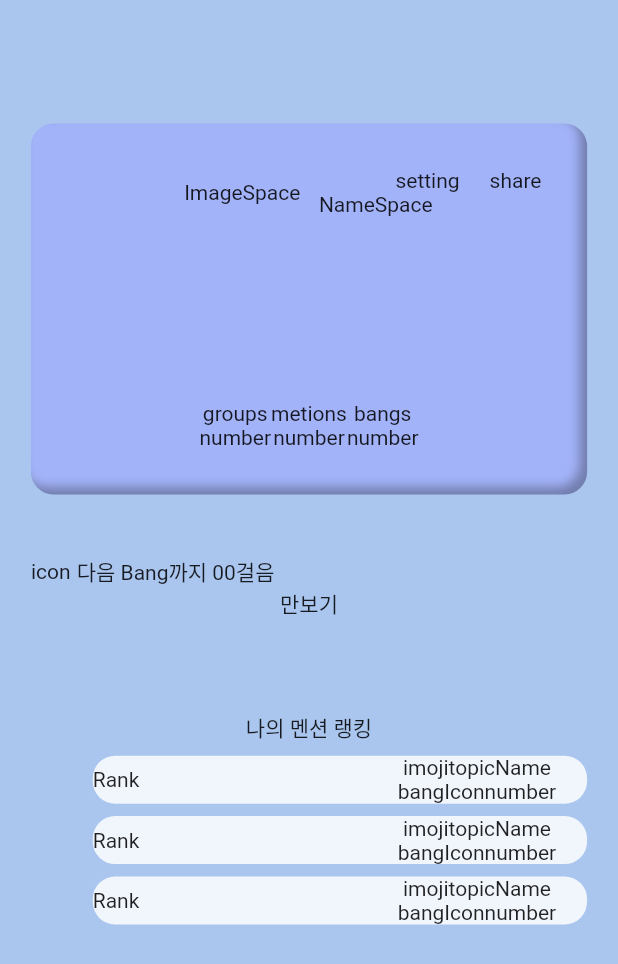
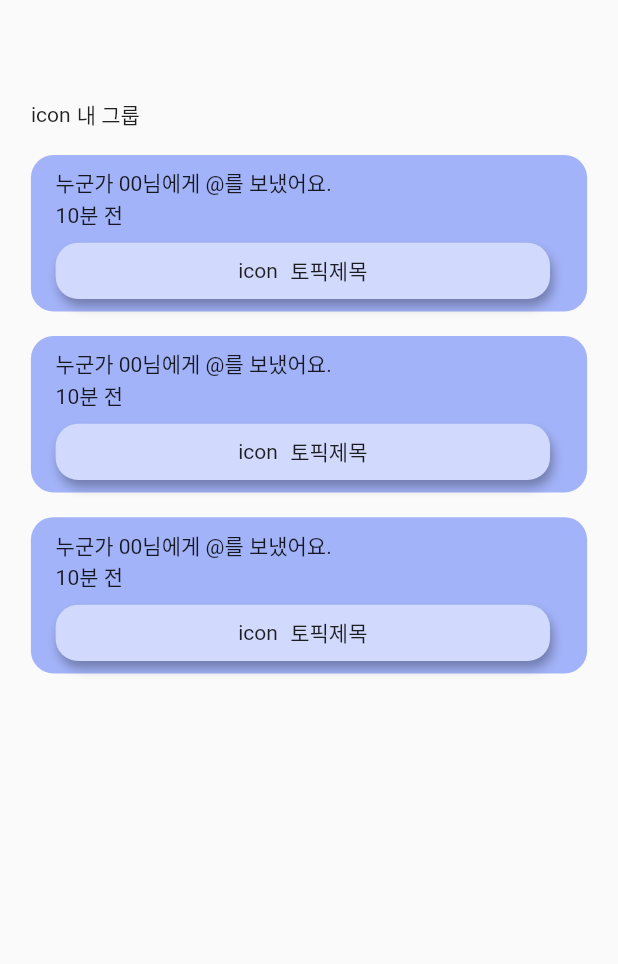
Before and after one commit to ukknown/Mention, a Flutter app: the screen it shows after launch, on a phone screen of 412 x 824 dp. Shown: the top 964 px of the screen. Run offline on Flutter 3.47's test engine with Material 2 defaults, Android fonts, the light colour scheme and no system bars; our stand-ins replace flutter_inset_box_shadow.

Commit message:
[front] feat : 프로필 부속 페이지 그룹 리스트 페이지 추가 / 알림 페이지 추가 / 반복 부분 widget으로 분리

```diff
--- a/app/lib/main.dart
+++ b/app/lib/main.dart
@@ -1,4 +1,7 @@
-import 'package:app/screens/profile_screen.dart';
+// import 'package:app/screens/group_list.dart';
+import 'package:app/screens/notice_page.dart';
+// import 'package:app/screens/received_mentions.dart';
+// import 'package:app/screens/profile_screen.dart';
 import 'package:flutter/material.dart';
 
 void main() {
@@ -11,7 +14,7 @@ class Mention extends StatelessWidget {
   @override
   Widget build(BuildContext context) {
     return const MaterialApp(
-      home: ProfilePage(),
+      home: NoticePage(),
     );
   }
 }
--- /dev/null
+++ b/app/lib/screens/notice_page.dart
@@ -0,0 +1,44 @@
+import 'package:app/widgets/notice_box.dart';
+import 'package:flutter/material.dart';
+
+class NoticePage extends StatelessWidget {
+  const NoticePage({super.key});
+
+  @override
+  Widget build(BuildContext context) {
+    final screenWidth = MediaQuery.of(context).size.width;
+    final screenHeight = MediaQuery.of(context).size.height;
+
+    return Scaffold(
+      body: Center(
+        child: Padding(
+          padding: EdgeInsets.symmetric(
+            horizontal: screenWidth * 0.05,
+          ),
+          child: Column(
+            crossAxisAlignment: CrossAxisAlignment.start,
+            children: [
+              SizedBox(
+                height: screenHeight * 0.08,
+              ),
+              Row(
+                children: [
+                  const Text("icon"),
+                  SizedBox(
+                    width: screenWidth * 0.01,
+                  ),
+                  const Text("내 그룹"),
+                ],
+              ),
+              SizedBox(
+                height: screenHeight * 0.01,
+              ),
+              for (var i in [1, 2, 3])
+                NoticeBox(screenWidth: screenWidth, screenHeight: screenHeight)
+            ],
+          ),
+        ),
+      ),
+    );
+  }
+}
--- a/app/lib/screens/profile_screen.dart
+++ b/app/lib/screens/profile_screen.dart
@@ -1,3 +1,4 @@
+import 'package:app/widgets/rank_slot.dart';
 import 'package:flutter/material.dart' hide BoxDecoration, BoxShadow;
 import 'package:flutter_inset_box_shadow/flutter_inset_box_shadow.dart';
 
@@ -127,10 +128,11 @@ class ProfilePage extends StatelessWidget {
                 SizedBox(
                   height: screenHeight * 0.01,
                 ),
-                for (var i in [0, 1, 2])
+                for (var rank in [1, 2, 3])
                   RankSlot(
                     screenWidth: screenWidth,
                     screenHeight: screenHeight,
+                    rank: rank,
                   ),
               ],
             ),
@@ -140,56 +142,3 @@ class ProfilePage extends StatelessWidget {
     );
   }
 }
-
-class RankSlot extends StatelessWidget {
-  const RankSlot({
-    super.key,
-    required this.screenWidth,
-    required this.screenHeight,
-  });
-
-  final double screenWidth;
-  final double screenHeight;
-
-  @override
-  Widget build(BuildContext context) {
-    return Padding(
-      padding: EdgeInsets.only(
-        left: screenWidth * 0.1,
-        bottom: screenHeight * 0.01,
-      ),
-      child: Container(
-        width: screenWidth * 0.8,
-        decoration: BoxDecoration(
-          borderRadius: BorderRadius.circular(15),
-          color: Colors.white.withOpacity(0.83),
-        ),
-        child: Padding(
-          padding: EdgeInsets.only(right: screenWidth * 0.05),
-          child: const Row(
-            mainAxisAlignment: MainAxisAlignment.spaceBetween,
-            children: [
-              Text("Rank"),
-              Column(
-                children: [
-                  Row(
-                    children: [
-                      Text("imoji"),
-                      Text("topicName"),
-                    ],
-                  ),
-                  Row(
-                    children: [
-                      Text("bangIcon"),
-                      Text("number"),
-                    ],
-                  )
-                ],
-              )
-            ],
-          ),
-        ),
-      ),
-    );
-  }
-}
--- /dev/null
+++ b/app/lib/widgets/notice_box.dart
@@ -0,0 +1,76 @@
+import 'package:flutter/material.dart';
+
+class NoticeBox extends StatelessWidget {
+  const NoticeBox({
+    super.key,
+    required this.screenWidth,
+    required this.screenHeight,
+  });
+
+  final double screenWidth;
+  final double screenHeight;
+
+  @override
+  Widget build(BuildContext context) {
+    return Padding(
+      padding: EdgeInsets.symmetric(
+        vertical: screenHeight * 0.01,
+      ),
+      child: Container(
+        width: screenWidth * 0.9,
+        decoration: BoxDecoration(
+          color: const Color(0xffa3b3f9),
+          borderRadius: BorderRadius.circular(15),
+        ),
+        child: Padding(
+          padding: EdgeInsets.symmetric(
+            horizontal: screenWidth * 0.04,
+            vertical: screenHeight * 0.01,
+          ),
+          child: Column(
+            crossAxisAlignment: CrossAxisAlignment.start,
+            children: [
+              const Text("누군가 00님에게 @를 보냈어요."),
+              const Text("10분 전"),
+              Padding(
+                padding: EdgeInsets.only(
+                  top: screenHeight * 0.01,
+                ),
+                child: Container(
+                  width: screenWidth * 0.8,
+                  decoration: BoxDecoration(
+                    color: const Color(0xffd1d9fc),
+                    borderRadius: BorderRadius.circular(15),
+                    boxShadow: [
+                      BoxShadow(
+                        offset: const Offset(2, 5),
+                        blurRadius: 5,
+                        color: Colors.black.withOpacity(0.3),
+                      ),
+                    ],
+                  ),
+                  child: Padding(
+                    padding:
+                        EdgeInsets.symmetric(vertical: screenHeight * 0.01),
+                    child: Center(
+                      child: Row(
+                        mainAxisAlignment: MainAxisAlignment.center,
+                        children: [
+                          const Text("icon"),
+                          SizedBox(
+                            width: screenWidth * 0.02,
+                          ),
+                          const Text("토픽제목"),
+                        ],
+                      ),
+                    ),
+                  ),
+                ),
+              )
+            ],
+          ),
+        ),
+      ),
+    );
+  }
+}
```
Also changed, not shown: app/lib/screens/group_list.dart (added, +30 -0 lines), app/lib/screens/received_mentions.dart (+1 -43 lines), app/lib/widgets/mentiion_box.dart (added, +44 -0 lines), app/lib/widgets/message_box.dart (deleted, +0 -10 lines), app/lib/widgets/my_group.dart (added, +68 -0 lines), app/lib/widgets/rank_slot.dart (added, +56 -0 lines).
